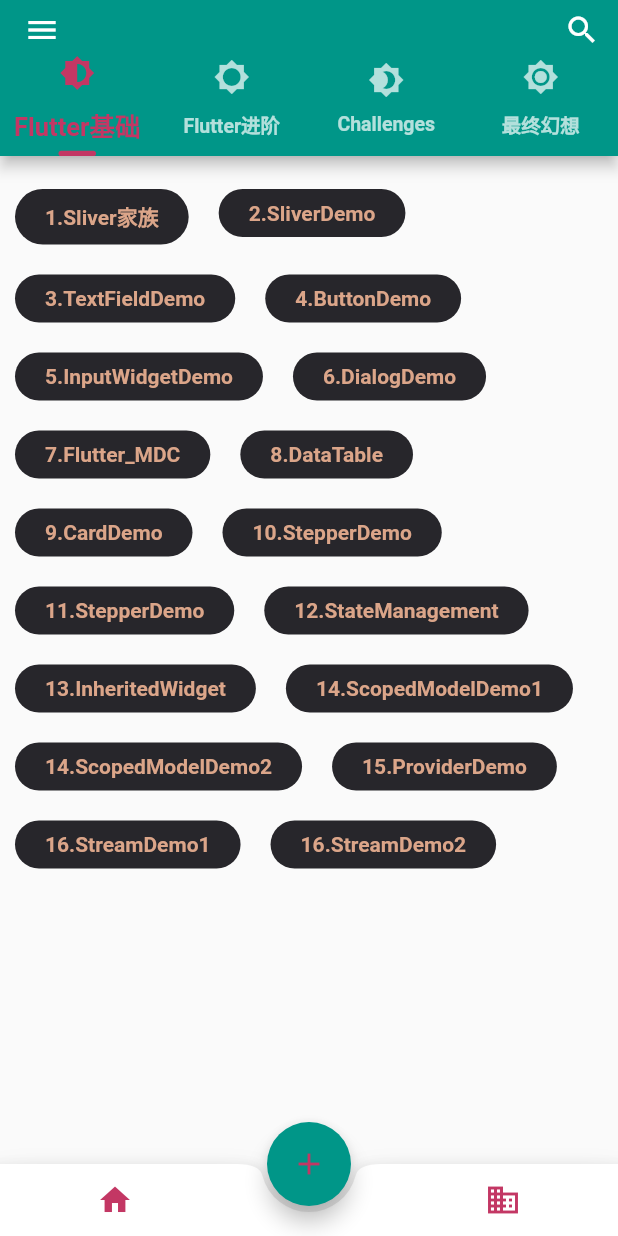
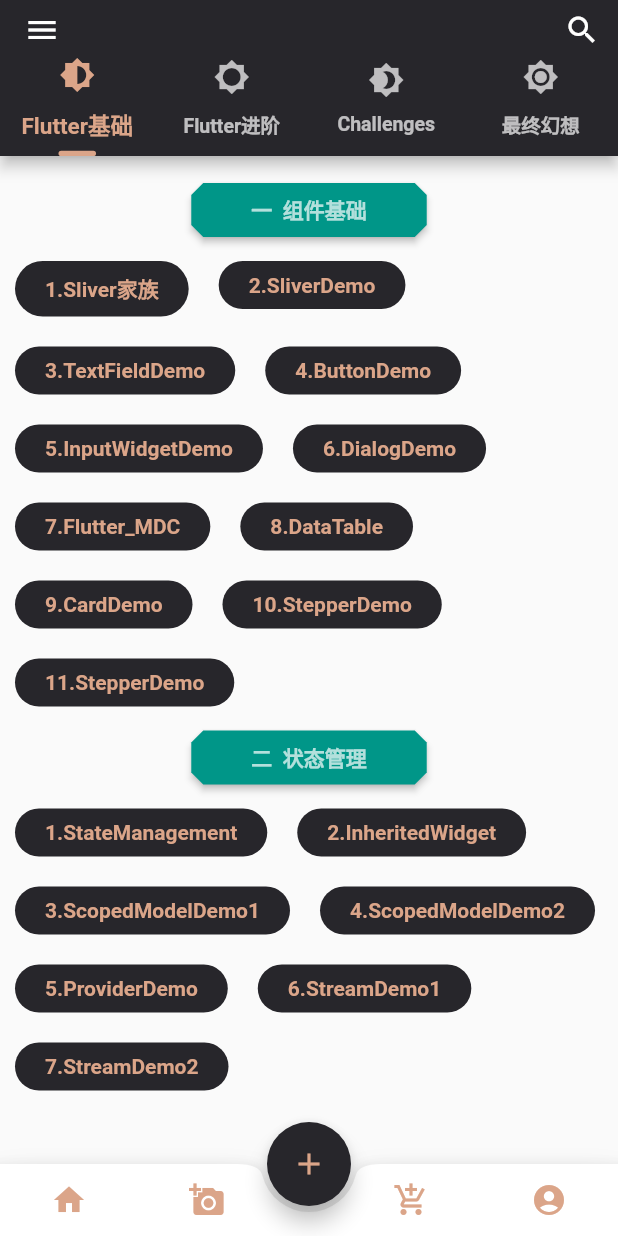
Before and after one commit to ian-kevin126/flutter_learn_forever, a Flutter app: the screen it shows after launch, on a phone screen of 412 x 824 dp. Run offline on Flutter 3.47's test engine with Material 2 defaults, Android fonts, the phone set to English and light mode, and no system bars; our stand-ins replace flutter_swiper.

Commit message:
优化界面

```diff
--- a/flutter_app_review/lib/common/common.dart
+++ b/flutter_app_review/lib/common/common.dart
@@ -5,24 +5,41 @@ Widget commonRouteFunc(context, title, Widget Demo) {
   return Container(
     margin: EdgeInsets.symmetric(vertical: 10.0, horizontal: 10.0),
     padding: EdgeInsets.symmetric(horizontal: 20.0, vertical: 8.0),
-    decoration: BoxDecoration(
-        color: Color(0xFF27262B),
-        borderRadius: BorderRadius.all(Radius.circular(30.0))),
+    decoration: BoxDecoration(color: Color(0xFF27262B), borderRadius: BorderRadius.all(Radius.circular(30.0))),
     child: InkWell(
       onTap: () {
         goto(context, Demo);
       },
-      child: Text(title,
-          style:
-              TextStyle(color: Color(0xFFDBA589), fontWeight: FontWeight.bold)),
+      child: Text(title, style: TextStyle(color: Color(0xFFDBA589), fontWeight: FontWeight.bold)),
+    ),
+  );
+}
+
+// 分类title
+Widget commonCategoryTitle(context, title) {
+  return Container(
+    alignment: Alignment.center,
+    child: Theme(
+      data: Theme.of(context).copyWith(
+          buttonColor: Theme.of(context).accentColor,
+          buttonTheme: ButtonThemeData(
+              textTheme: ButtonTextTheme.primary,
+              shape: BeveledRectangleBorder(borderRadius: BorderRadius.all(Radius.circular(8.0))))),
+      child: RaisedButton(
+        padding: EdgeInsets.symmetric(horizontal: 40.0),
+        child: Text(
+          title,
+          style: TextStyle(color: Colors.white70, fontWeight: FontWeight.w800),
+        ),
+        onPressed: () {},
+      ),
     ),
   );
 }
 
 /// 跳转页面
 Future goto(BuildContext context, Widget wid) {
-  return Navigator.of(context)
-      .push(new CupertinoPageRoute(builder: (c) => wid));
+  return Navigator.of(context).push(new CupertinoPageRoute(builder: (c) => wid));
 }
 
 Widget commonTitle(title) {
@@ -34,9 +51,7 @@ Widget commonTitle(title) {
         Container(
           height: 18.0,
           width: 5.0,
-          decoration: BoxDecoration(
-              color: Colors.green,
-              borderRadius: BorderRadius.all(Radius.circular(3.0))),
+          decoration: BoxDecoration(color: Colors.green, borderRadius: BorderRadius.all(Radius.circular(3.0))),
         ),
         SizedBox(
           width: 6,
--- a/flutter_app_review/lib/home.dart
+++ b/flutter_app_review/lib/home.dart
@@ -25,11 +25,7 @@ const _tabs = [
   ),
 ];
 
-const textStyle = TextStyle(
-    fontSize: 12.0,
-    color: Colors.white,
-    fontFamily: 'OpenSans',
-    fontWeight: FontWeight.w600);
+const textStyle = TextStyle(fontSize: 12.0, color: Colors.white, fontFamily: 'OpenSans', fontWeight: FontWeight.w600);
 
 class MyHomePage extends StatefulWidget {
   MyHomePage({Key key, this.title}) : super(key: key);
@@ -47,6 +43,7 @@ class _MyHomePageState extends State<MyHomePage> {
       length: 4,
       child: Scaffold(
         appBar: AppBar(
+          backgroundColor: Color(0xFF27262B),
 //          title: Text(widget.title),
           leading: IconButton(
             icon: Icon(Icons.menu),
@@ -61,14 +58,12 @@ class _MyHomePageState extends State<MyHomePage> {
             )
           ],
           bottom: TabBar(
-            indicator: RoundUnderlineTabIndicator(
-                borderSide: BorderSide(width: 3.5, color: Color(0xFFc33764))),
-            labelColor: Color(0xFFc33764),
-            labelStyle: TextStyle(fontSize: 17, fontWeight: FontWeight.bold),
+            indicator: RoundUnderlineTabIndicator(borderSide: BorderSide(width: 3.5, color: Color(0xFFDBA589))),
+            labelColor: Color(0xFFDBA589),
+            labelStyle: TextStyle(fontSize: 15, fontWeight: FontWeight.bold),
             labelPadding: EdgeInsets.only(left: 0, right: 0),
             unselectedLabelColor: Colors.white70,
-            unselectedLabelStyle:
-                TextStyle(fontSize: 13, fontWeight: FontWeight.bold),
+            unselectedLabelStyle: TextStyle(fontSize: 13, fontWeight: FontWeight.bold),
             tabs: [
               VgTab(
                 text: "Flutter基础",
@@ -120,12 +115,20 @@ class _MyHomePageState extends State<MyHomePage> {
           child: Row(
             children: [
               IconButton(
-                icon: Icon(Icons.home, color: Color(0xFFc33764)),
+                icon: Icon(Icons.home, color: Color(0xFFDBA589)),
+                onPressed: () {},
+              ),
+              IconButton(
+                icon: Icon(Icons.add_a_photo, color: Color(0xFFDBA589)),
                 onPressed: () {},
               ),
               SizedBox(), //中间位置空出
               IconButton(
-                icon: Icon(Icons.business, color: Color(0xFFc33764)),
+                icon: Icon(Icons.add_shopping_cart, color: Color(0xFFDBA589)),
+                onPressed: () {},
+              ),
+              IconButton(
+                icon: Icon(Icons.account_circle, color: Color(0xFFDBA589)),
                 onPressed: () {},
               ),
             ],
@@ -133,8 +136,8 @@ class _MyHomePageState extends State<MyHomePage> {
           ),
         ),
         floatingActionButton: FloatingActionButton(
-          child: Icon(Icons.add, color: Color(0xFFc33764)),
-          backgroundColor: Theme.of(context).primaryColor,
+          child: Icon(Icons.add, color: Color(0xFFDBA589)),
+          backgroundColor: Color(0xFF27262B),
           onPressed: () {},
         ),
         floatingActionButtonLocation: FloatingActionButtonLocation.centerDocked,
--- a/flutter_app_review/lib/home_tabs/flutter_basics.dart
+++ b/flutter_app_review/lib/home_tabs/flutter_basics.dart
@@ -33,6 +33,7 @@ class _FlutterBasicsState extends State<FlutterBasics> {
         padding: EdgeInsets.symmetric(vertical: 12.0),
         child: Wrap(
           children: <Widget>[
+            commonCategoryTitle(context, '一  组件基础'),
             commonRouteFunc(context, '1.Sliver家族', SliverFamily()),
             commonRouteFunc(context, '2.SliverDemo', SliverDemoWidget()),
             commonRouteFunc(context, '3.TextFieldDemo', FormDemo()),
@@ -44,13 +45,14 @@ class _FlutterBasicsState extends State<FlutterBasics> {
             commonRouteFunc(context, '9.CardDemo', CardDemo()),
             commonRouteFunc(context, '10.StepperDemo', StepperDemo()),
             commonRouteFunc(context, '11.StepperDemo', StepperDemo()),
-            commonRouteFunc(context, '12.StateManagement', StateManagementDemo()),
-            commonRouteFunc(context, '13.InheritedWidget', InheritedWidgetDemo()),
-            commonRouteFunc(context, '14.ScopedModelDemo1', ScopedModelDemo()),
-            commonRouteFunc(context, '14.ScopedModelDemo2', MyScopedModelDemo()),
-            commonRouteFunc(context, '15.ProviderDemo', ProviderDemo()),
-            commonRouteFunc(context, '16.StreamDemo1', StreamTest()),
-            commonRouteFunc(context, '16.StreamDemo2', StreamDemo()),
+            commonCategoryTitle(context, '二  状态管理'),
+            commonRouteFunc(context, '1.StateManagement', StateManagementDemo()),
+            commonRouteFunc(context, '2.InheritedWidget', InheritedWidgetDemo()),
+            commonRouteFunc(context, '3.ScopedModelDemo1', ScopedModelDemo()),
+            commonRouteFunc(context, '4.ScopedModelDemo2', MyScopedModelDemo()),
+            commonRouteFunc(context, '5.ProviderDemo', ProviderDemo()),
+            commonRouteFunc(context, '6.StreamDemo1', StreamTest()),
+            commonRouteFunc(context, '7.StreamDemo2', StreamDemo()),
           ],
         ),
       ),
--- a/flutter_app_review/lib/pages/basics/button_demo.dart
+++ b/flutter_app_review/lib/pages/basics/button_demo.dart
@@ -222,7 +222,7 @@ class _ButtonDemoState extends State<ButtonDemo> {
                   width: 20,
                 ),
                 Expanded(
-                  flex: 3,
+                  flex: 2,
                   child: RaisedButton.icon(
                       onPressed: () {},
                       shape: StadiumBorder(),
```
Also changed, not shown: flutter_app_review/lib/pages/basics/state_management/stream/stream_demo-three.dart (added), flutter_app_review/pubspec.lock.
